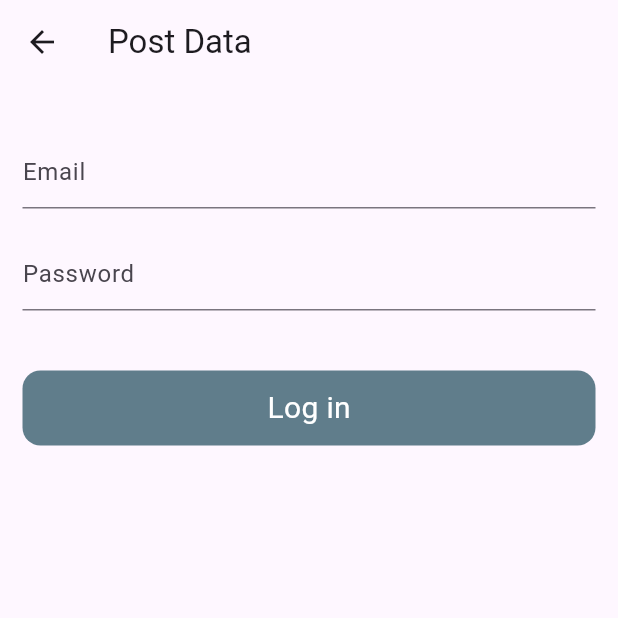
After one commit to keyursavani/API_Calling, a Flutter app: the PostData screen opened directly, after a tap on "Log in", on a phone screen of 412 x 824 dp, the top half of it. The commit adds this screen. Run offline on Flutter 3.47's test engine with Material 2 defaults, Android fonts, the phone set to English and light mode, and no system bars; network calls fail.

Commit message:
final commit

```diff
--- a/lib/screen/home_page.dart
+++ b/lib/screen/home_page.dart
@@ -2,6 +2,7 @@ import 'package:api/screen/get_list_data.dart';
 import 'package:api/screen/get_photo_list.dart';
 import 'package:api/screen/get_user_list_data.dart';
 import 'package:api/screen/get_user_without_model.dart';
+import 'package:api/screen/post_data_screen.dart';
 import 'package:api/screen/product_screen.dart';
 import 'package:flutter/material.dart';
 
@@ -165,10 +166,10 @@ class _MyHomePageState extends State<MyHomePage> {
                   Expanded(
                       child: InkWell(
                         onTap: (){
-                          // Navigator.push(context,
-                          //     MaterialPageRoute(builder: (context){
-                          //       return const GetUserWithoutModel();
-                          //     }));
+                          Navigator.push(context,
+                              MaterialPageRoute(builder: (context){
+                                return const PostData();
+                              }));
                         },
                         child: Container(
                           padding: const EdgeInsets.all(15),
@@ -177,7 +178,7 @@ class _MyHomePageState extends State<MyHomePage> {
                               color: Colors.black54
                           ),
                           child: const Center(
-                            child: Text("" ,style: TextStyle(
+                            child: Text("Post Data" ,style: TextStyle(
                               color: Colors.white,
                               fontSize: 15,
                             ),),
--- /dev/null
+++ b/lib/screen/post_data_screen.dart
@@ -0,0 +1,93 @@
+import 'dart:convert';
+
+import 'package:http/http.dart' as http;
+import 'package:flutter/material.dart';
+import 'package:http/http.dart';
+
+class PostData extends StatefulWidget{
+  const PostData({super.key});
+
+  @override
+  State<StatefulWidget> createState() {
+    return PostDataState();
+  }
+}
+
+class PostDataState extends State<PostData>{
+  TextEditingController emailController = TextEditingController();
+  TextEditingController passwordController = TextEditingController();
+
+  void login(String email , password) async{
+    try{
+      Response response = await http.post(Uri.parse("https://reqres.in/api/register"),
+        body: {
+        'email':email,
+          'password':password,
+        }
+      );
+      if(response.statusCode == 200){
+        var data =jsonDecode(response.body);
+        print(data);
+        print(data['token']);
+        print("success");
+
+      }
+      else{
+        print("error");
+      }
+
+    }catch(e){
+      print(e.toString());
+    }
+  }
+  @override
+  Widget build(BuildContext context) {
+    return Scaffold(
+      appBar: AppBar(
+        title: Text("Post Data"),
+      ),
+      body: Center(
+        child: Padding(
+          padding:  const EdgeInsets.symmetric(vertical: 15,horizontal: 15),
+          child: Column(
+            children: [
+              const SizedBox(height: 20,),
+              TextFormField(
+                controller: emailController,
+                decoration: InputDecoration(
+                  hintText: "Email",
+                ),
+              ),
+              const SizedBox(height: 20,),
+              TextFormField(
+                controller: passwordController,
+                decoration: InputDecoration(
+                  hintText: "Password",
+                ),
+              ),
+              const SizedBox(height: 40,),
+              InkWell(
+                onTap: (){
+                  login(emailController.text.toString() , passwordController.text.toString());
+                },
+                child: Container(
+                  height: 50,
+                  decoration: BoxDecoration(
+                    color: Colors.blueGrey,
+                    borderRadius: BorderRadius.all(Radius.circular(12)),
+                  ),
+                  child: Center(
+                    child: Text("Log in" , style: TextStyle(
+                      fontSize: 20,
+                      color: Colors.white
+                    ),),
+                  )
+                ),
+              ),
+            ],
+          ),
+        ),
+      ),
+    );
+  }
+}
```
